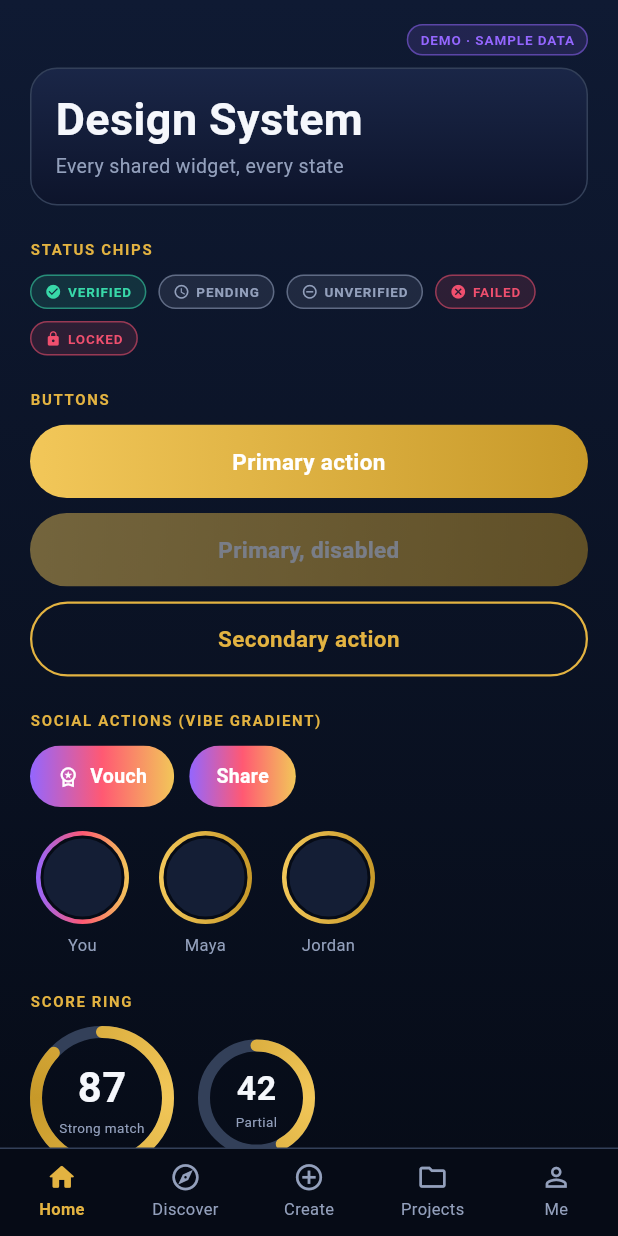
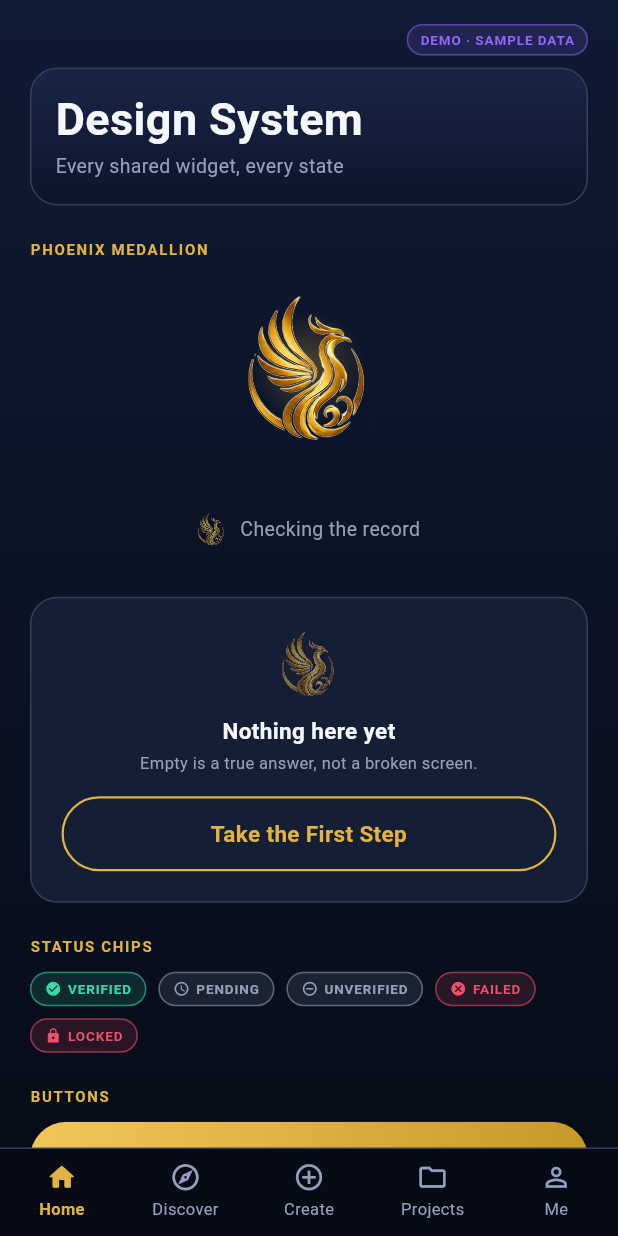
Before and after one commit to DrewCisco16/forge-talent-connections, a Flutter app: the WidgetGallery screen opened by its route, on a phone screen of 412 x 824 dp. Run offline on Flutter 3.47's test engine with Material 3 defaults, Android fonts, the phone set to English and light mode, and no system bars; our stand-ins replace flutter_riverpod, go_router, video_player; Roboto replaces fonts that are missing (Arial); project files that could hold a hidden picture were left out.

Commit message:
feat: phoenix medallion identity in the app, pending and empty states, design system doc, launch section
The phoenix medallion becomes the application's identity mark. A new
PhoenixMedallion widget carries it on the door pages (splash, sign-in,
mission) with a slow breath and a gold halo, still under reduced motion.
The same asset in two more roles replaces generic states: every pending
state now shows a small breathing medallion beside a label naming what
is being checked, in place of the spinner, and a shared EmptyState
anchors the search's no-match result with a muted medallion, one plain
sentence, and one action, which now also clears the field. The Widget
Gallery shows all three roles.

docs/DESIGN_SYSTEM.md documents the one visual system behind the app and
the landing page, from the real token values: marks and their rules,
color tokens with measured contrast, the type scale and Title Case rule,
spacing and shape, grid behavior, every shared component and its states,
the fail-closed state rules, motion, and the accessibility baseline.

The landing page gains Request Consideration, a launch section for the
invitation-only door: an email request with the questions pre-filled,
stated plainly as a request that cannot grant membership, storing
nothing.

Co-Authored-By: Claude Fable 5.1 <noreply@anthropic.com>
Claude-Session: https://claude.ai/code/session_012PX7zNEHgTtrYdjiWdwYg1

```diff
--- a/lib/app/widget_gallery.dart
+++ b/lib/app/widget_gallery.dart
@@ -12,6 +12,7 @@ import "../widgets/field_box.dart";
 import "../widgets/gold_button.dart";
 import "../widgets/hero_band.dart";
 import "../widgets/phone_scaffold.dart";
+import "../widgets/phoenix_medallion.dart";
 import "../widgets/score_ring.dart";
 import "../widgets/seal_card.dart";
 import "../widgets/social_action.dart";
@@ -70,6 +71,19 @@ class _WidgetGalleryState extends State<WidgetGallery> {
             title: "Design System",
             subtitle: "Every shared widget, every state",
           ),
+
+          section("Phoenix medallion", <Widget>[
+            const Center(child: PhoenixMedallion(height: 96)),
+            const SizedBox(height: ForgeSpacing.gapCard),
+            const MedallionPending(label: "Checking the record"),
+            const SizedBox(height: ForgeSpacing.gapCard),
+            EmptyState(
+              title: "Nothing here yet",
+              body: "Empty is a true answer, not a broken screen.",
+              actionLabel: "Take the First Step",
+              onAction: () {},
+            ),
+          ]),
 
           section("Status chips", <Widget>[
             Wrap(
--- a/lib/features/onboarding/mission.dart
+++ b/lib/features/onboarding/mission.dart
@@ -1,11 +1,10 @@
 import "package:flutter/material.dart";
 import "package:go_router/go_router.dart";
 
-import "../../mock/fixtures.dart";
 import "../../theme/forge_theme.dart";
 import "../../theme/tokens.dart";
 import "../../widgets/brand_lockup.dart";
-import "../../widgets/burning_flame.dart";
+import "../../widgets/phoenix_medallion.dart";
 import "../../widgets/gold_button.dart";
 import "../../widgets/operator_footer.dart";
 import "../../widgets/phone_scaffold.dart";
@@ -43,7 +42,7 @@ class MissionScreen extends StatelessWidget {
         crossAxisAlignment: CrossAxisAlignment.stretch,
         children: <Widget>[
           const SizedBox(height: 28),
-          const Center(child: BurningFlame(asset: kFlameMark, height: 72)),
+          const Center(child: PhoenixMedallion(height: 72)),
           const SizedBox(height: 8),
           const Center(child: BrandLockup(width: 200)),
           const SizedBox(height: 22),
--- a/lib/mock/fixtures.dart
+++ b/lib/mock/fixtures.dart
@@ -60,6 +60,10 @@ const int kDrewAvatarIndex = 9;
 
 /// The flame mark, ready for a dark background.
 const String kFlameMark = "assets/brand/forge_flame.png";
+
+/// The phoenix medallion, the application identity mark, lifted from the
+/// FORGE LINK logo. Transparent, 376 by 454.
+const String kPhoenixMedallion = "assets/brand/forge_phoenix_medallion.png";
 
 /// The FORGE wordmark artwork, in the brand's own lettering.
 const String kWordmark = "assets/brand/forge_wordmark.png";
--- /dev/null
+++ b/lib/widgets/phoenix_medallion.dart
@@ -0,0 +1,277 @@
+import "package:flutter/material.dart";
+
+import "../mock/fixtures.dart";
+import "../theme/forge_theme.dart";
+import "../theme/tokens.dart";
+import "gold_button.dart";
+
+/// The phoenix medallion: the application's identity mark.
+///
+/// One asset, three roles. Full size it is the mark on the door pages
+/// (splash, sign-in, mission). Small and pulsing it is the pending state,
+/// so waiting reads as the brand breathing rather than a generic spinner.
+/// Muted it anchors an empty state, so "nothing here" still looks like
+/// this product. Under reduced motion every role is a still frame.
+class PhoenixMedallion extends StatefulWidget {
+  const PhoenixMedallion({
+    required this.height,
+    this.breathing = true,
+    this.glow = true,
+    super.key,
+  });
+
+  final double height;
+
+  /// A slow scale breath, disabled under reduced motion.
+  final bool breathing;
+
+  /// The soft gold halo behind the metal.
+  final bool glow;
+
+  @override
+  State<PhoenixMedallion> createState() => _PhoenixMedallionState();
+}
+
+class _PhoenixMedallionState extends State<PhoenixMedallion>
+    with SingleTickerProviderStateMixin {
+  AnimationController? _controller;
+
+  @override
+  void didChangeDependencies() {
+    super.didChangeDependencies();
+    final bool animate =
+        widget.breathing && !MediaQuery.disableAnimationsOf(context);
+    if (animate && _controller == null) {
+      _controller = AnimationController(
+        vsync: this,
+        duration: const Duration(milliseconds: 2400),
+      )..repeat(reverse: true);
+    } else if (!animate && _controller != null) {
+      _controller!.dispose();
+      _controller = null;
+    }
+  }
+
+  @override
+  void dispose() {
+    _controller?.dispose();
+    super.dispose();
+  }
+
+  @override
+  Widget build(BuildContext context) {
+    final ForgeTheme forge = ForgeTheme.of(context);
+    final double width = widget.height * 188 / 227;
+
+    Widget mark = Image.asset(
+      kPhoenixMedallion,
+      height: widget.height,
+      width: width,
+      fit: BoxFit.contain,
+      filterQuality: FilterQuality.high,
+    );
+    final AnimationController? controller = _controller;
+    if (controller != null) {
+      mark = AnimatedBuilder(
+        animation: controller,
+        builder: (BuildContext context, Widget? child) => Transform.scale(
+          scale: 1 + 0.022 * Curves.easeInOut.transform(controller.value),
+          child: child,
+        ),
+        child: mark,
+      );
+    }
+
+    return Semantics(
+      image: true,
+      label: "FORGE Talent Connections phoenix medallion",
+      child: SizedBox(
+        width: width + widget.height * 0.5,
+        height: widget.height + widget.height * 0.3,
+        child: Stack(
+          alignment: Alignment.center,
+          children: <Widget>[
+            if (widget.glow)
+              Container(
+                width: widget.height * 1.15,
+                height: widget.height * 1.15,
+                decoration: BoxDecoration(
+                  shape: BoxShape.circle,
+                  gradient: RadialGradient(
+                    colors: <Color>[
+                      forge.gold.withValues(alpha: 0.30),
+                      forge.gold.withValues(alpha: 0.0),
+                    ],
+                    stops: const <double>[0.0, 0.68],
+                  ),
+                ),
+              ),
+            mark,
+          ],
+        ),
+      ),
+    );
+  }
+}
+
+/// The pending state: a small medallion breathing beside a label.
+///
+/// Waiting is honest here: the label says what is being checked, and the
+/// pulse says the check is alive. Reduced motion shows the mark still.
+class MedallionPending extends StatefulWidget {
+  const MedallionPending({required this.label, super.key});
+
+  final String label;
+
+  @override
+  State<MedallionPending> createState() => _MedallionPendingState();
+}
+
+class _MedallionPendingState extends State<MedallionPending>
+    with SingleTickerProviderStateMixin {
+  AnimationController? _controller;
+
+  @override
+  void didChangeDependencies() {
+    super.didChangeDependencies();
+    final bool animate = !MediaQuery.disableAnimationsOf(context);
+    if (animate && _controller == null) {
+      _controller = AnimationController(
+        vsync: this,
+        duration: const Duration(milliseconds: 1100),
+      )..repeat(reverse: true);
+    } else if (!animate && _controller != null) {
+      _controller!.dispose();
+      _controller = null;
+    }
+  }
+
+  @override
+  void dispose() {
+    _controller?.dispose();
+    super.dispose();
+  }
+
+  @override
+  Widget build(BuildContext context) {
+    final ForgeTheme forge = ForgeTheme.of(context);
+    Widget mark = Image.asset(
+      kPhoenixMedallion,
+      height: 22,
+      width: 22 * 188 / 227,
+      fit: BoxFit.contain,
+      filterQuality: FilterQuality.high,
+    );
+    final AnimationController? controller = _controller;
+    mark = controller == null
+        ? Opacity(opacity: 0.85, child: mark)
+        : FadeTransition(
+            opacity: Tween<double>(begin: 0.45, end: 1.0).animate(controller),
+            child: mark,
+          );
+
+    return Semantics(
+      liveRegion: true,
+      label: widget.label,
+      child: Padding(
+        padding: const EdgeInsets.symmetric(vertical: 24),
+        child: Row(
+          mainAxisAlignment: MainAxisAlignment.center,
+          children: <Widget>[
+            ExcludeSemantics(child: mark),
+            const SizedBox(width: 10),
+            Flexible(
+              child: Text(
+                widget.label,
+                maxLines: 1,
+                overflow: TextOverflow.ellipsis,
+                style: TextStyle(
+                  fontFamily: ForgeType.bodyFamily,
+                  fontSize: ForgeType.body,
+                  color: forge.textSub,
+                ),
+              ),
+            ),
+          ],
+        ),
+      ),
+    );
+  }
+}
+
+/// An empty state that still belongs to the product.
+///
+/// A muted medallion, a plain title, one sentence of why, and at most one
+/// way forward. Nothing here reads as an error: empty is a true, calm
+/// answer, never a broken screen.
+class EmptyState extends StatelessWidget {
+  const EmptyState({
+    required this.title,
+    required this.body,
+    this.actionLabel,
+    this.onAction,
+    super.key,
+  });
+
+  final String title;
+  final String body;
+  final String? actionLabel;
+  final VoidCallback? onAction;
+
+  @override
+  Widget build(BuildContext context) {
+    final ForgeTheme forge = ForgeTheme.of(context);
+
+    return Container(
+      width: double.infinity,
+      decoration: BoxDecoration(
+        color: forge.surface,
+        border: Border.all(color: forge.strokeSoft),
+        borderRadius: BorderRadius.circular(ForgeShape.cardRadius),
+      ),
+      padding: const EdgeInsets.fromLTRB(20, 22, 20, 20),
+      child: Column(
+        children: <Widget>[
+          Opacity(
+            opacity: 0.55,
+            child: ExcludeSemantics(
+              child: Image.asset(
+                kPhoenixMedallion,
+                height: 44,
+                width: 44 * 188 / 227,
+                fit: BoxFit.contain,
+                filterQuality: FilterQuality.high,
+              ),
+            ),
+          ),
+          const SizedBox(height: 12),
+          Text(
+            title,
+            textAlign: TextAlign.center,
+            style: TextStyle(
+              fontFamily: ForgeType.bodyFamily,
+              fontSize: ForgeType.cardTitle,
+              fontWeight: FontWeight.w700,
+              color: forge.text,
+            ),
+          ),
+          const SizedBox(height: 4),
+          Text(
+            body,
+            textAlign: TextAlign.center,
+            style: TextStyle(
+              fontFamily: ForgeType.bodyFamily,
+              fontSize: ForgeType.caption,
+              height: 1.4,
+              color: forge.textSub,
+            ),
+          ),
+          if (actionLabel != null && onAction != null) ...<Widget>[
+            const SizedBox(height: 14),
+            OutlineGoldButton(label: actionLabel!, onPressed: onAction),
+          ],
+        ],
+      ),
+    );
+  }
+}
```
Also changed, not shown: demo/assets/AssetManifest.bin.json (+1 -1 lines), lib/features/core/b2_find_opportunities.dart (+19 -26 lines), lib/features/onboarding/a1_splash.dart (+4 -5 lines), lib/features/trust/d3_sign_in.dart (+4 -5 lines), lib/widgets/async_view.dart (+2 -29 lines), assets/brand/forge_phoenix_medallion.png (added), demo/assets/assets/brand/forge_phoenix_medallion.png (added), 8 other files.
